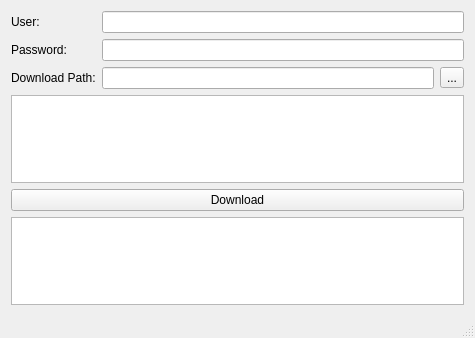
rbrtslmn/FDP, file gui/mainwindow.ui: the form before one commit.
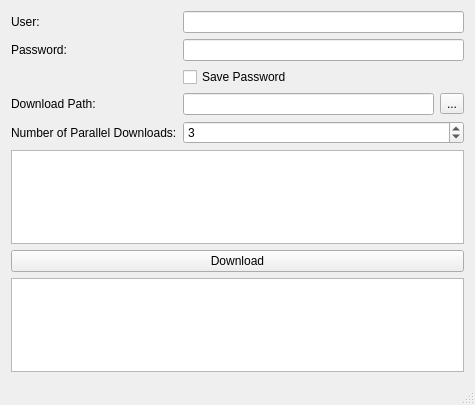
The form after the commit.

Commit message: Added download manager

The edit to the form file:
```diff
--- a/gui/mainwindow.ui
+++ b/gui/mainwindow.ui
@@ -7,7 +7,7 @@
     <x>0</x>
     <y>0</y>
     <width>475</width>
-    <height>338</height>
+    <height>405</height>
    </rect>
   </property>
   <property name="windowTitle">
@@ -38,14 +38,14 @@
         </property>
        </widget>
       </item>
-      <item row="2" column="0">
+      <item row="3" column="0">
        <widget class="QLabel" name="label_3">
         <property name="text">
          <string>Download Path:</string>
         </property>
        </widget>
       </item>
-      <item row="2" column="1">
+      <item row="3" column="1">
        <layout class="QHBoxLayout" name="horizontalLayout">
         <item>
          <widget class="QLineEdit" name="lineEdit_3"/>
@@ -69,6 +69,33 @@
         </property>
        </widget>
       </item>
+      <item row="5" column="0">
+       <widget class="QLabel" name="label_4">
+        <property name="text">
+         <string>Number of Parallel Downloads:</string>
+        </property>
+       </widget>
+      </item>
+      <item row="5" column="1">
+       <widget class="QSpinBox" name="spinBox">
+        <property name="minimum">
+         <number>1</number>
+        </property>
+        <property name="maximum">
+         <number>6</number>
+        </property>
+        <property name="value">
+         <number>3</number>
+        </property>
+       </widget>
+      </item>
+      <item row="2" column="1">
+       <widget class="QCheckBox" name="checkBox">
+        <property name="text">
+         <string>Save Password</string>
+        </property>
+       </widget>
+      </item>
      </layout>
     </item>
     <item>
```
The commit also changes 5 other files.
